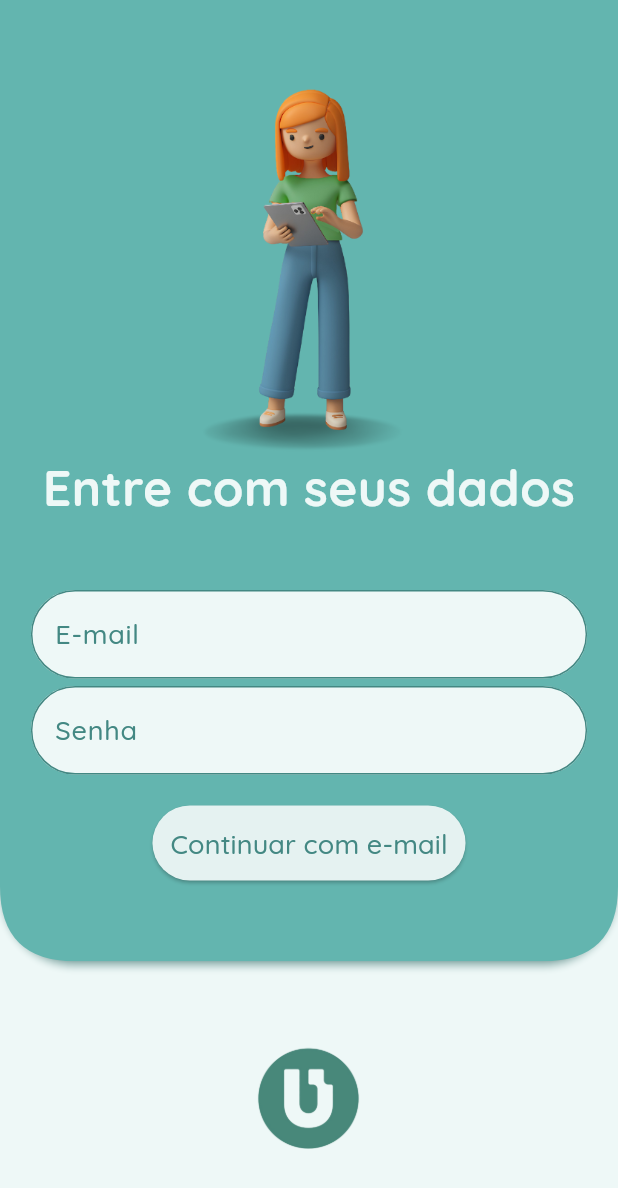
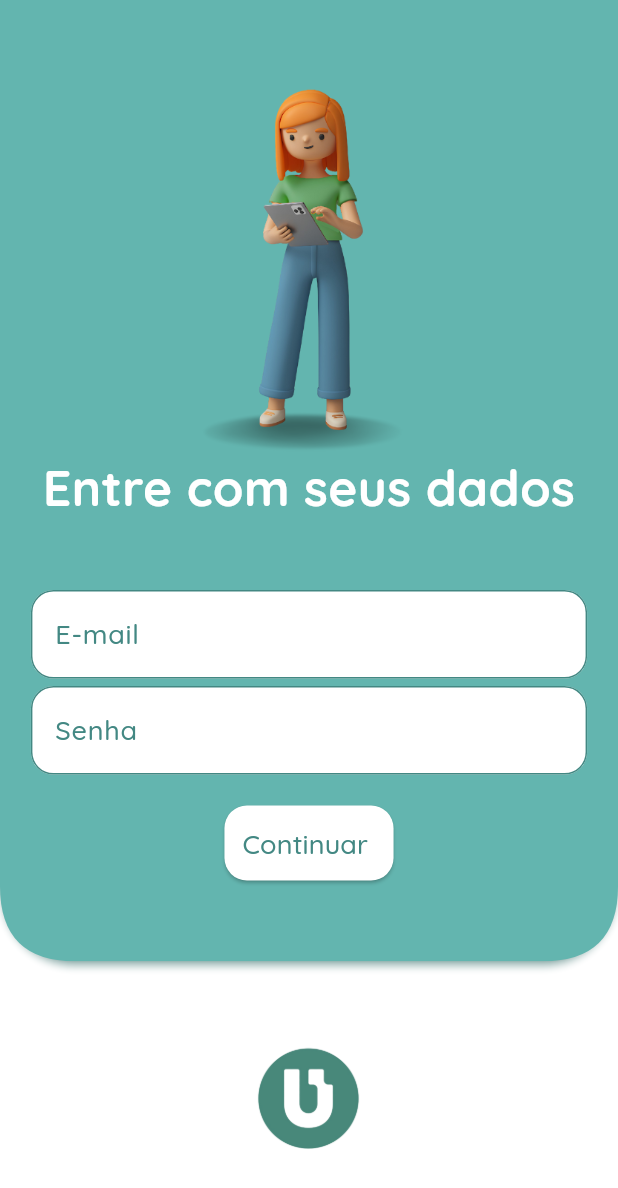
Before and after one commit to FirmianoGit/To-do-tasks-mobile-flutter, a Flutter app: the LoginPage screen opened directly, on a phone screen of 412 x 824 dp. Shown: the top 1188 px of the screen. Run offline on Flutter 3.47's test engine with Material 3 defaults, Android fonts, the phone set to English and light mode, and no system bars.

Commit message:
feat: finished login page

```diff
--- a/financy_app/lib/app.dart
+++ b/financy_app/lib/app.dart
@@ -1,5 +1,5 @@
 
-import 'package:financy_app/features/Login/login_page.dart';
+import 'package:financy_app/features/splash/splash_page.dart';
 import 'package:flutter/material.dart';
 
 class App extends StatelessWidget {
@@ -9,7 +9,7 @@ class App extends StatelessWidget {
   Widget build(BuildContext context) {
     return  const MaterialApp(
       debugShowCheckedModeBanner: false,
-      home: LoginPage(),
+      home: SplashPage(),
     );
   }
 }
--- a/financy_app/lib/features/Login/Personalized/Class/login_textform_decoration.dart
+++ b/financy_app/lib/features/Login/Personalized/Class/login_textform_decoration.dart
@@ -8,13 +8,13 @@ InputDecoration textFormFildDecoration(String? hint) {
     hintStyle: AppTextStyles.buttonText
         .copyWith(color: AppColors.greenLightTwo, fontSize: 18), // Label para o campo
     border: OutlineInputBorder(
-      borderRadius: BorderRadius.circular(20),
+      borderRadius: BorderRadius.circular(15),
     ),
     filled: true,
-    fillColor: AppColors.greenWhite,
+    fillColor: AppColors.white,
     focusedBorder: OutlineInputBorder(
       // Define a borda quando o campo está focado
-      borderRadius: BorderRadius.circular(30.0),
+      borderRadius: BorderRadius.circular(15),
       borderSide: const BorderSide(
         color: AppColors.greenLightTwo, // Cor da borda quando focado
         width: 1.0,
@@ -22,7 +22,7 @@ InputDecoration textFormFildDecoration(String? hint) {
     ),
     enabledBorder: OutlineInputBorder(
       // Define a borda quando o campo está focado
-      borderRadius: BorderRadius.circular(30.0),
+      borderRadius: BorderRadius.circular(15.0),
       borderSide: const BorderSide(
         color: AppColors.greenLightTwo, // Cor da borda quando focado
         width: 1.0,
--- a/financy_app/lib/features/Login/Personalized/Widget/login_button.dart
+++ b/financy_app/lib/features/Login/Personalized/Widget/login_button.dart
@@ -10,14 +10,13 @@ class LoginButton extends StatelessWidget {
     return ElevatedButton(
       onPressed: () => {},
       style: ElevatedButton.styleFrom(
+        foregroundColor: AppColors.greenLightTwo,
         padding: const EdgeInsets.all(12),
-        surfaceTintColor: AppColors.greenLightTwo,
-        backgroundColor: AppColors.greenWhite,
-        shape:
-            RoundedRectangleBorder(borderRadius: BorderRadius.circular(100.0)),
+        backgroundColor: AppColors.white,
+        shape:RoundedRectangleBorder(borderRadius: BorderRadius.circular(15.0)),
       ),
       child: Text(
-        'Continuar com e-mail',
+        'Continuar ',
         style: AppTextStyles.buttonText
             .copyWith(color: AppColors.greenLightTwo, fontSize: 18),
       ),
--- a/financy_app/lib/features/Login/login_page.dart
+++ b/financy_app/lib/features/Login/login_page.dart
@@ -15,7 +15,7 @@ class LoginPage extends StatelessWidget {
 
     return Scaffold(
       resizeToAvoidBottomInset: false, // Evita que o layout ajuste com o teclado
-      backgroundColor: AppColors.greenWhite,
+      backgroundColor: AppColors.white,
       body: Column(
         children: [
           Expanded(
@@ -35,7 +35,7 @@ class LoginPage extends StatelessWidget {
                     Text(
                       'Entre com seus dados',
                       style: AppTextStyles.bigText.copyWith(
-                        color: AppColors.greenWhite,
+                        color: AppColors.white,
                         fontSize: screenWidth *
                             0.08, // Ajuste o tamanho da fonte proporcionalmente
                       ),
--- a/financy_app/lib/features/splash/splash_page.dart
+++ b/financy_app/lib/features/splash/splash_page.dart
@@ -1,7 +1,8 @@
 import 'dart:async';
 import 'package:financy_app/commom/constants/app_colors.dart';
-import 'package:financy_app/features/splash/Personalized/custom_route_animation.dart';
+import 'package:financy_app/commom/constants/app_custom_route_animation.dart';
 import 'package:financy_app/features/splash/Personalized/splash_title.dart';
+import 'package:financy_app/features/welcome/welcome_page.dart';
 import 'package:flutter/material.dart';
 
 class SplashPage extends StatefulWidget {
@@ -19,7 +20,7 @@ class _SplashPageState extends State<SplashPage> {
     Timer(const Duration(seconds: 2), () {
       Navigator.pushReplacement(
         context,
-        createRoute(), // Chama a função que cria a transição personalizada
+        createCustomRoute(page: const WelcomePage()), // Chama a função que cria a transição personalizada
       );
     });
   }
```
Also changed, not shown: financy_app/lib/commom/constants/app_custom_route_animation.dart (added, +23 -0 lines), financy_app/lib/features/splash/Personalized/custom_route_animation.dart (deleted, +0 -20 lines), financy_app/lib/features/welcome/personalized/widgets/faca_login_button.dart (+8 -2 lines).
